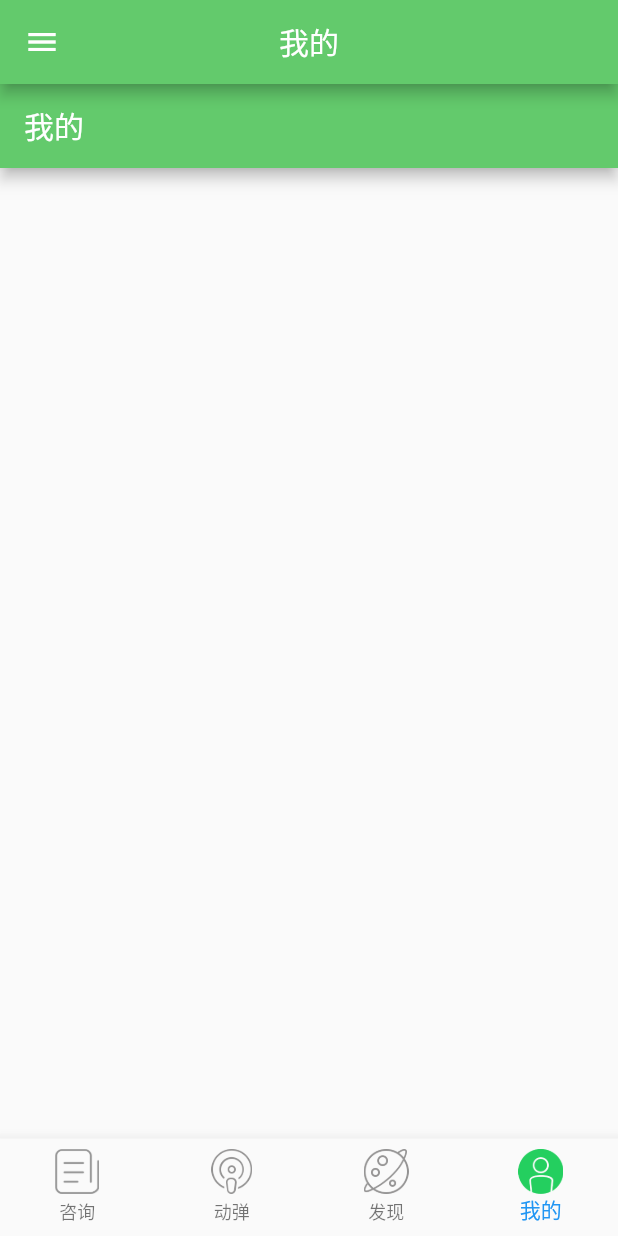
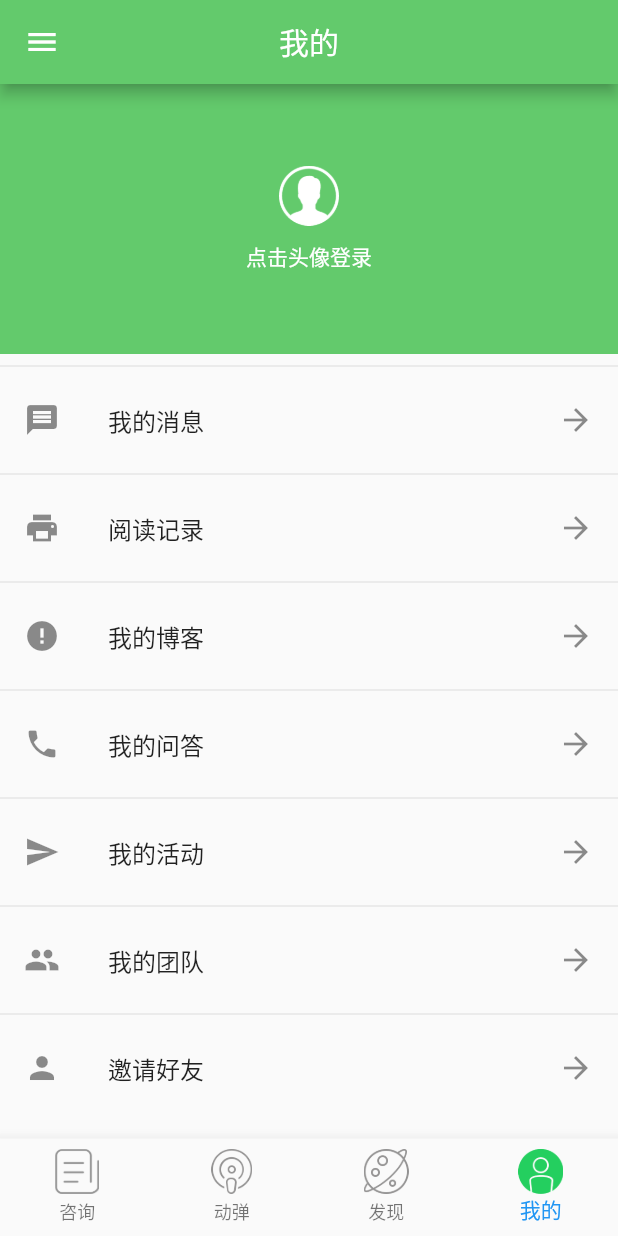
Before and after one commit to lkxlkx777/origin_china, a Flutter app: the screen it shows after launch, swiped to page 4, on a phone screen of 412 x 824 dp. Run offline on Flutter 3.47's test engine with Material 2 defaults, Android fonts, the phone set to English and light mode, and no system bars; our stand-ins replace event_bus, shared_preferences; missing offline and left inert: flutter_webview_plugin.

Commit message:
1.完善我的页面，增加设置列表与完成登录功能的部分工作

```diff
--- /dev/null
+++ b/lib/common/event_bus.dart
@@ -0,0 +1,7 @@
+import 'package:event_bus/event_bus.dart';
+
+EventBus eventBus = EventBus();
+
+class LoginEvent{}
+
+class LogoutEvent{}
--- /dev/null
+++ b/lib/common/user_manage.dart
@@ -0,0 +1,3 @@
+class UserManage{
+
+}
--- a/lib/homePage.dart
+++ b/lib/homePage.dart
@@ -90,7 +90,6 @@ class _HomePagerState extends State<HomePager> {
 //      ));
 //    }
   pages.add(NewsPage());
-
   pages.add(TweetPage());
   pages.add(FindPage());
   pages.add(MyPage());
--- a/lib/pages/my_page.dart
+++ b/lib/pages/my_page.dart
@@ -1,5 +1,7 @@
 import 'package:flutter/material.dart';
+import 'package:origin_china/common/event_bus.dart';
 import 'package:origin_china/contants/constans.dart';
+import 'package:origin_china/pages/login_page.dart';
 
 class MyPage extends StatefulWidget {
   @override
@@ -7,13 +9,102 @@ class MyPage extends StatefulWidget {
 }
 
 class _MyPageState extends State<MyPage> {
+
+  List menuTitles = [
+    '我的消息',
+    '阅读记录',
+    '我的博客',
+    '我的问答',
+    '我的活动',
+    '我的团队',
+    '邀请好友',
+  ];
+  List menuIcons = [
+    Icons.message,
+    Icons.print,
+    Icons.error,
+    Icons.phone,
+    Icons.send,
+    Icons.people,
+    Icons.person,
+  ];
+
+  String userAvatar;
+
+  @override
+  void initState() {
+    // TODO: implement initState
+    super.initState();
+    eventBus.on<LoginEvent>().listen((event) {
+
+    });
+
+    eventBus.on<LogoutEvent>().listen((event) {
+
+    });
+  }
+
   @override
   Widget build(BuildContext context) {
-    return Scaffold(
-      appBar: AppBar(
-        title: Text('我的'),
-        backgroundColor: Color(AppColors.APP_THEME),
-      ),
-    );
+    return ListView.separated(
+        itemBuilder: (BuildContext context, int index){
+          return buildListItem(index);
+    },
+        separatorBuilder: (BuildContext context, int index){
+          return Divider();
+        },
+        itemCount: menuTitles.length+1);
+  }
+
+  StatelessWidget buildListItem(int index) {
+     if(index == 0){
+      return Container(
+        height: 180,
+        color: Color(AppColors.APP_THEME),
+        child:GestureDetector(
+          onTap: (){
+            print("点击了头布局");
+            _login(context);
+          },
+          child : Column(
+          mainAxisAlignment: MainAxisAlignment.center,
+          children: <Widget>[
+            CircleAvatar(
+              child: Image.asset("assets/images/ic_avatar_default.png"),
+              backgroundColor: Color(0xffffff),
+            ),
+            SizedBox(
+              height: 10,
+            ),
+            Text(
+              '点击头像登录',
+              style: TextStyle(
+                color: Color(0xffffffff),
+              ),
+            ),
+          ],
+        ),
+        ),
+      );
+    }else{
+      index-=1;
+      return ListTile(
+        leading: Icon(menuIcons[index]),
+        title: Text(menuTitles[index]),
+        trailing: Icon(Icons.arrow_forward),
+      );
+    }
+  }
+
+  //调用登录
+  Future<void> _login(context) async {
+    String result = await Navigator.push(context, MaterialPageRoute(builder: (context){
+      return WebLoginPage();
+    }));
+
+    if(result!=null && result=='refresh'){
+        //登录成功
+      eventBus.fire(LoginEvent());
+    }
   }
 }
--- a/pubspec.yaml
+++ b/pubspec.yaml
@@ -28,6 +28,10 @@ dependencies:
   # The following adds the Cupertino Icons font to your application.
   # Use with the CupertinoIcons class for iOS style icons.
   cupertino_icons: ^0.1.3
+  http: ^0.12.0+2
+  flutter_webview_plugin: ^0.3.3
+  shared_preferences: ^0.5.10
+  event_bus: ^1.1.1
 
 dev_dependencies:
   flutter_test:
```
Also changed, not shown: lib/bean/user_info.dart (added, +7 -0 lines), lib/contants/constans.dart (+14 -0 lines), lib/pages/login_page.dart (added, +109 -0 lines), lib/utils/login_util.dart (added, +48 -0 lines), lib/utils/net_util.dart (added, +30 -0 lines), pubspec.lock.
